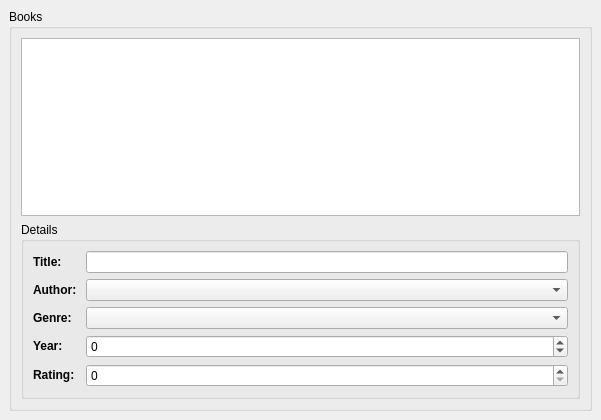
Before: the Qt Designer form adminwindow.ui in jeromo/ClubTenisPadelAdminQt, drawn with Qt 5.
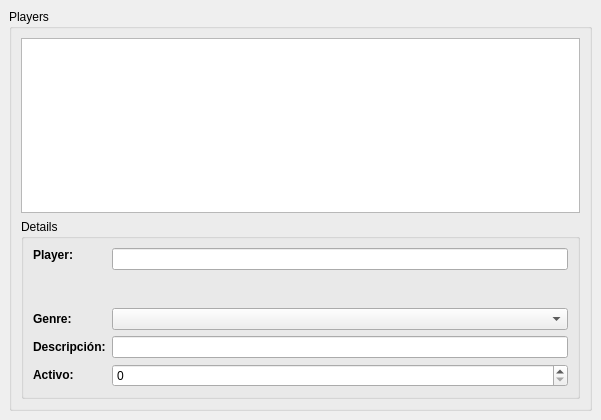
After: the same form once the commit is applied.

Commit message: Admin tabla player

What changed in the file:
```diff
--- a/adminwindow.ui
+++ b/adminwindow.ui
@@ -24,9 +24,9 @@
      <number>6</number>
     </property>
     <item>
-     <widget class="QGroupBox" name="groupBox" >
-      <property name="title" >
-       <string>Books</string>
+     <widget class="QGroupBox" name="groupBox">
+      <property name="title">
+       <string>Players</string>
       </property>
       <layout class="QVBoxLayout" >
        <property name="margin" >
@@ -47,11 +47,11 @@
          <property name="title" >
           <string>Details</string>
          </property>
-         <layout class="QFormLayout" >
-	   <item row="0" column="0" >
-           <widget class="QLabel" name="label_5" >
-            <property name="text" >
-             <string>&lt;b>Title:&lt;/b></string>
+         <layout class="QFormLayout">
+          <item row="0" column="0">
+           <widget class="QLabel" name="label_5">
+            <property name="text">
+             <string>&lt;html&gt;&lt;head/&gt;&lt;body&gt;&lt;p&gt;&lt;span style=&quot; font-weight:600;&quot;&gt;Player:&lt;/span&gt;&lt;/p&gt;&lt;p&gt;&lt;br/&gt;&lt;/p&gt;&lt;/body&gt;&lt;/html&gt;</string>
             </property>
            </widget>
           </item>
@@ -62,71 +62,44 @@
             </property>
            </widget>
           </item>
-          <item row="1" column="0" >
-           <widget class="QLabel" name="label_2_2_2_2" >
-            <property name="text" >
-             <string>&lt;b>Author: &lt;/b></string>
+          <item row="1" column="0">
+           <widget class="QLabel" name="label_3">
+            <property name="text">
+             <string>&lt;b&gt;Genre:&lt;/b&gt;</string>
             </property>
            </widget>
-	    </item>
-	     <item row="1" column="1" >
-           <widget class="QComboBox" name="authorEdit" >
-            <property name="enabled" >
-             <bool>true</bool>
-            </property>
-           </widget>
-          </item>	   
-	  <item row="2" column="0" >
-           <widget class="QLabel" name="label_3" >
-            <property name="text" >
-             <string>&lt;b>Genre:&lt;/b></string>
-            </property>
-           </widget>
           </item>
-          <item row="2" column="1" >
-           <widget class="QComboBox" name="genreEdit" >
-            <property name="enabled" >
+          <item row="1" column="1">
+           <widget class="QComboBox" name="genreEdit">
+            <property name="enabled">
              <bool>true</bool>
             </property>
            </widget>
           </item>
-          <item row="3" column="0" >
-           <widget class="QLabel" name="label_4" >
-            <property name="text" >
-             <string>&lt;b>Year:&lt;/b></string>
+          <item row="2" column="0">
+           <widget class="QLabel" name="label_4">
+            <property name="text">
+             <string>&lt;html&gt;&lt;head/&gt;&lt;body&gt;&lt;p&gt;&lt;span style=&quot; font-weight:600;&quot;&gt;Descripción:&lt;/span&gt;&lt;/p&gt;&lt;/body&gt;&lt;/html&gt;</string>
             </property>
            </widget>
-          </item>       
-          <item row="3" column="1" >
-           <widget class="QSpinBox" name="yearEdit" >
-            <property name="enabled" >
-             <bool>true</bool>
-            </property>
-            <property name="prefix" >
-             <string/>
-            </property>
-            <property name="maximum" >
-             <number>2100</number>
-            </property>
-            <property name="minimum" >
-             <number>-1000</number>
-            </property>
-           </widget>
           </item>
-          <item row="4" column="0" >
-           <widget class="QLabel" name="label" >
-            <property name="text" >
-             <string>&lt;b>Rating:&lt;/b></string>
+          <item row="3" column="0">
+           <widget class="QLabel" name="label">
+            <property name="text">
+             <string>&lt;html&gt;&lt;head/&gt;&lt;body&gt;&lt;p&gt;&lt;span style=&quot; font-weight:600;&quot;&gt;Activo:&lt;/span&gt;&lt;/p&gt;&lt;/body&gt;&lt;/html&gt;</string>
             </property>
            </widget>
           </item>
-          <item row="4" column="1" >
-           <widget class="QSpinBox" name="ratingEdit" >
-            <property name="maximum" >
+          <item row="3" column="1">
+           <widget class="QSpinBox" name="activeEdit">
+            <property name="maximum">
              <number>5</number>
             </property>
            </widget>
           </item>
+          <item row="2" column="1">
+           <widget class="QLineEdit" name="descriptionEdit"/>
+          </item>
          </layout>
         </widget>
        </item>
```
Left out of the diff: 77 changed lines with no effect on the pictures. The commit also changes 5 other files.
